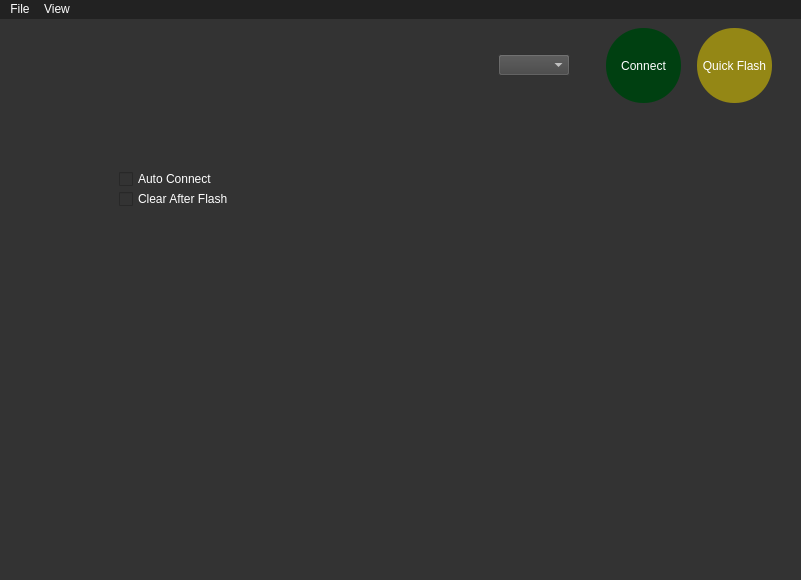
Before: the Qt Designer form configurator/mainwindow.ui in IDV7/betterflight, drawn with Qt 5.
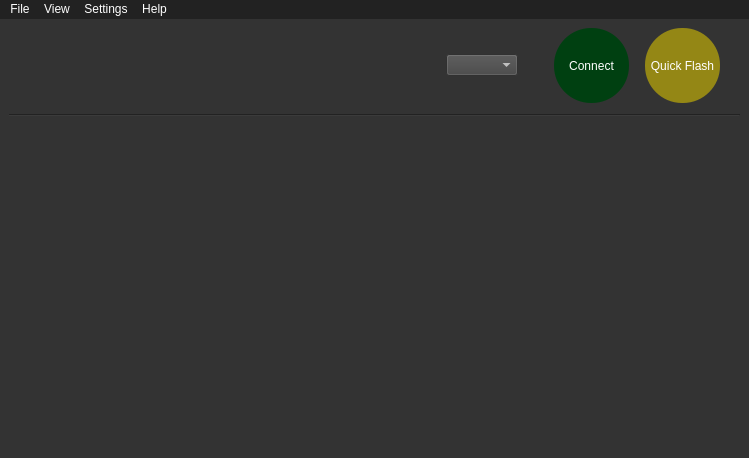
After: the same form once the commit is applied. The open tabs and pages were chosen to show the change.

```diff
--- a/configurator/mainwindow.ui
+++ b/configurator/mainwindow.ui
@@ -6,8 +6,8 @@
    <rect>
     <x>0</x>
     <y>0</y>
-    <width>801</width>
-    <height>580</height>
+    <width>749</width>
+    <height>458</height>
    </rect>
   </property>
   <property name="windowTitle">
@@ -20,12 +20,15 @@
    <string notr="true">background-color: #333; color: #fff;</string>
   </property>
   <widget class="QWidget" name="vlAllContent">
-   <layout class="QVBoxLayout" name="verticalLayout" stretch="0,0">
+   <layout class="QVBoxLayout" name="verticalLayout" stretch="0,0,0,0">
     <item>
      <layout class="QHBoxLayout" name="hlTopBar">
       <property name="spacing">
        <number>6</number>
       </property>
+      <property name="sizeConstraint">
+       <enum>QLayout::SetFixedSize</enum>
+      </property>
       <item>
        <widget class="QTextBrowser" name="tbDebug">
         <property name="minimumSize">
@@ -154,7 +157,30 @@
      </layout>
     </item>
     <item>
-     <layout class="QHBoxLayout" name="hlMainContent" stretch="7">
+     <spacer name="verticalSpacer">
+      <property name="orientation">
+       <enum>Qt::Vertical</enum>
+      </property>
+      <property name="sizeType">
+       <enum>QSizePolicy::Fixed</enum>
+      </property>
+      <property name="sizeHint" stdset="0">
+       <size>
+        <width>20</width>
+        <height>5</height>
+       </size>
+      </property>
+     </spacer>
+    </item>
+    <item>
+     <widget class="Line" name="line">
+      <property name="orientation">
+       <enum>Qt::Horizontal</enum>
+      </property>
+     </widget>
+    </item>
+    <item>
+     <layout class="QHBoxLayout" name="hlMainContent" stretch="0">
       <property name="sizeConstraint">
        <enum>QLayout::SetMaximumSize</enum>
       </property>
@@ -285,34 +311,7 @@
           </item>
          </layout>
         </widget>
-        <widget class="QWidget" name="pSettings">
-         <widget class="QCheckBox" name="cbOptAutoConnect">
-          <property name="geometry">
-           <rect>
-            <x>110</x>
-            <y>60</y>
-            <width>121</width>
-            <height>20</height>
-           </rect>
-          </property>
-          <property name="text">
-           <string>Auto Connect</string>
-          </property>
-         </widget>
-         <widget class="QCheckBox" name="cbOptClearAfterFlash">
-          <property name="geometry">
-           <rect>
-            <x>110</x>
-            <y>80</y>
-            <width>121</width>
-            <height>20</height>
-           </rect>
-          </property>
-          <property name="text">
-           <string>Clear After Flash</string>
-          </property>
-         </widget>
-        </widget>
+        <widget class="QWidget" name="pSettings"/>
        </widget>
       </item>
      </layout>
@@ -324,7 +323,7 @@
     <rect>
      <x>0</x>
      <y>0</y>
-     <width>801</width>
+     <width>749</width>
      <height>22</height>
     </rect>
    </property>
@@ -348,8 +347,24 @@
     <addaction name="actionMonitor"/>
     <addaction name="actionFlash"/>
    </widget>
+   <widget class="QMenu" name="menuHelp">
+    <property name="title">
+     <string>Help</string>
+    </property>
+    <addaction name="actionAbout"/>
+   </widget>
+   <widget class="QMenu" name="menuSettings">
+    <property name="title">
+     <string>Settings</string>
+    </property>
+    <addaction name="optAutoConnect"/>
+    <addaction name="optClearAfterFlash"/>
+    <addaction name="optDebugMode"/>
+   </widget>
    <addaction name="menuFile"/>
    <addaction name="menuMonitor"/>
+   <addaction name="menuSettings"/>
+   <addaction name="menuHelp"/>
   </widget>
   <widget class="QStatusBar" name="statusbar"/>
   <action name="actionExit">
```
Left out of the diff: 99 changed lines with no effect on the pictures.
